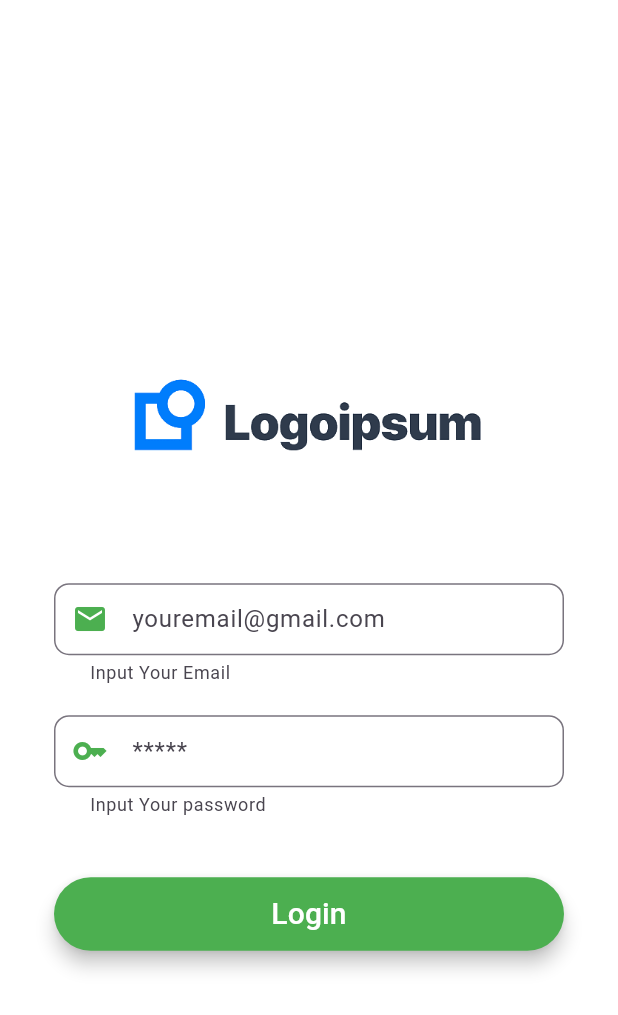
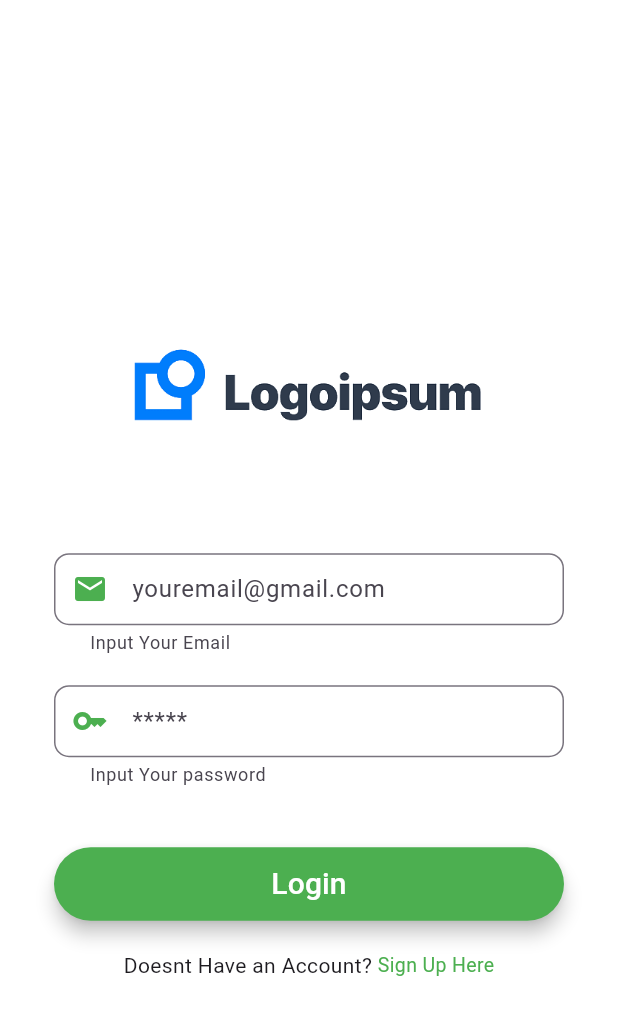
Before and after one commit to Fadhillatmojo/loginRegisFirebase, a Flutter app: the screen it shows after launch, on a phone screen of 412 x 824 dp. Shown: the top 1015 px of the screen. Run offline on Flutter 3.47's test engine with Material 3 defaults, Android fonts, the phone set to English and light mode, and no system bars.

Commit message:
fix: login screen

```diff
--- a/lib/screens/login_screen.dart
+++ b/lib/screens/login_screen.dart
@@ -109,7 +109,27 @@ class _LoginScreenState extends State<LoginScreen> {
                     const SizedBox(
                       height: 40,
                     ),
-                    loginButton
+                    loginButton,
+                    const SizedBox(
+                      height: 20,
+                    ),
+                    Row(
+                      mainAxisAlignment: MainAxisAlignment.center,
+                      children: [
+                        const Text('Doesnt Have an Account? '),
+                        GestureDetector(
+                          onTap: () {},
+                          child: const Text(
+                            'Sign Up Here',
+                            textAlign: TextAlign.center,
+                            style: TextStyle(
+                              fontSize: 13,
+                              color: Colors.green,
+                            ),
+                          ),
+                        )
+                      ],
+                    ),
                   ],
                 ),
               ),
```
